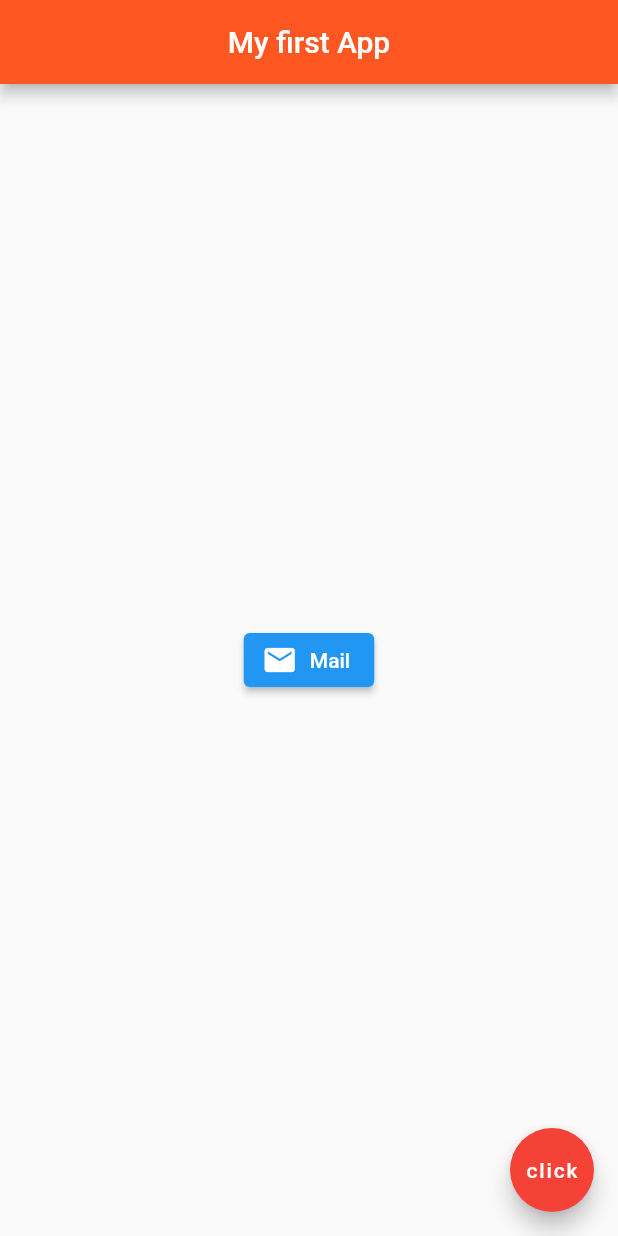
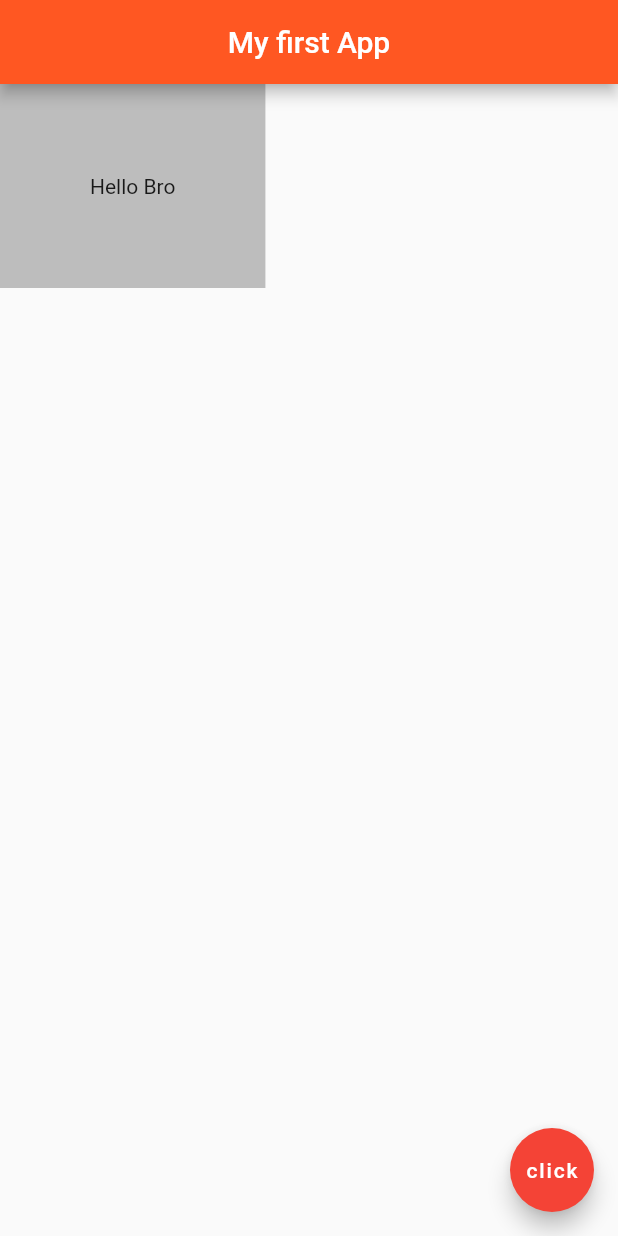
Before and after one commit to edewindt/FirstFlutterApp, a Flutter app: the screen it shows after launch, on a phone screen of 412 x 824 dp. Run offline on Flutter 3.47's test engine with Material 2 defaults, Android fonts, the phone set to English and light mode, and no system bars.

Commit message:
Added container with padding

```diff
--- a/lib/main.dart
+++ b/lib/main.dart
@@ -17,14 +17,10 @@ class Home extends StatelessWidget {
         centerTitle: true,
         backgroundColor: Colors.deepOrange,
       ),
-      body: Center(
-        child: ElevatedButton.icon(
-          onPressed: () {
-            print('You got mail');
-          },
-          icon: Icon(Icons.mail),
-          label: Text('Mail'),
-        ),
+      body: Container(
+        padding: EdgeInsets.all(60.0),
+        color: Colors.grey[400],
+        child: Text('Hello Bro'),
       ),
       floatingActionButton: FloatingActionButton(
         onPressed: () {},
```
